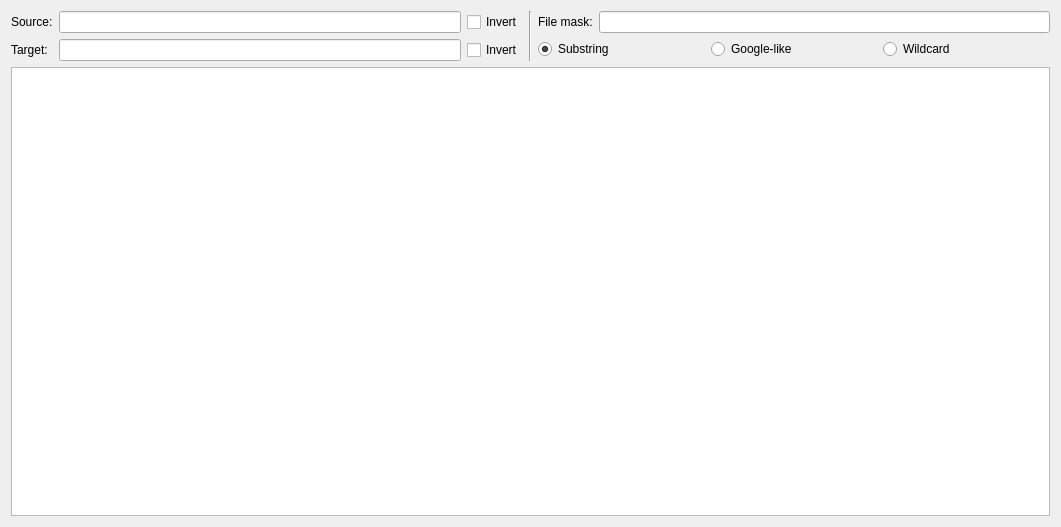
Qt form src/tm/queryoptions.ui (KDE/lokalize) before a commit.
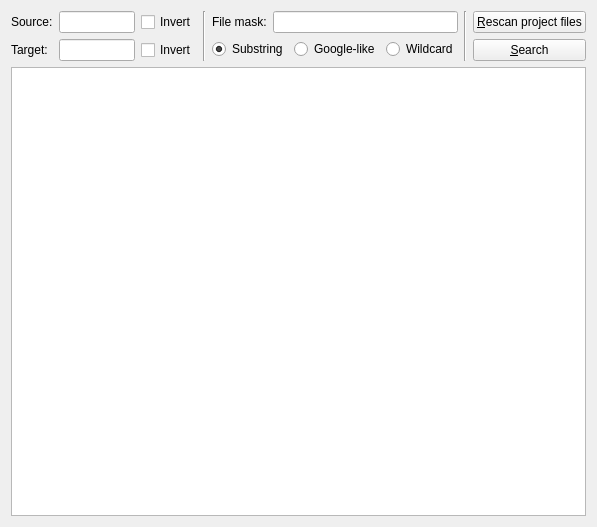
The same form after that commit. Custom widgets are drawn as their Qt base class.

Commit message:
apply patch by Viesturs Zarins, modified by me. It adds explicit TM search button, results sorting and rebuild TM button.
CCBUG:179297

```diff
--- a/src/tm/queryoptions.ui
+++ b/src/tm/queryoptions.ui
@@ -5,7 +5,7 @@
    <rect>
     <x>0</x>
     <y>0</y>
-    <width>1061</width>
+    <width>597</width>
     <height>527</height>
    </rect>
   </property>
@@ -101,6 +101,12 @@
          </item>
          <item>
           <widget class="KLineEdit" name="filemask" >
+           <property name="sizePolicy" >
+            <sizepolicy vsizetype="Fixed" hsizetype="MinimumExpanding" >
+             <horstretch>0</horstretch>
+             <verstretch>0</verstretch>
+            </sizepolicy>
+           </property>
            <property name="toolTip" >
             <string>Show only results from files with path matching specified mask</string>
            </property>
@@ -150,6 +156,34 @@
        </item>
       </layout>
      </item>
+     <item>
+      <widget class="Line" name="line_2" >
+       <property name="orientation" >
+        <enum>Qt::Vertical</enum>
+       </property>
+      </widget>
+     </item>
+     <item>
+      <layout class="QVBoxLayout" name="buttonsLayout" >
+       <item>
+        <widget class="QPushButton" name="doUpdateTM" >
+         <property name="toolTip" >
+          <string>Reads all project files into translation memory, updating old entries. The scannding will work in background.</string>
+         </property>
+         <property name="text" >
+          <string>&amp;Rescan project files</string>
+         </property>
+        </widget>
+       </item>
+       <item>
+        <widget class="QPushButton" name="doFind" >
+         <property name="text" >
+          <string>&amp;Search</string>
+         </property>
+        </widget>
+       </item>
+      </layout>
+     </item>
     </layout>
    </item>
    <item>
```
Left out of the diff: 6 changed lines with no effect on the pictures. The commit also changes 2 other files.
